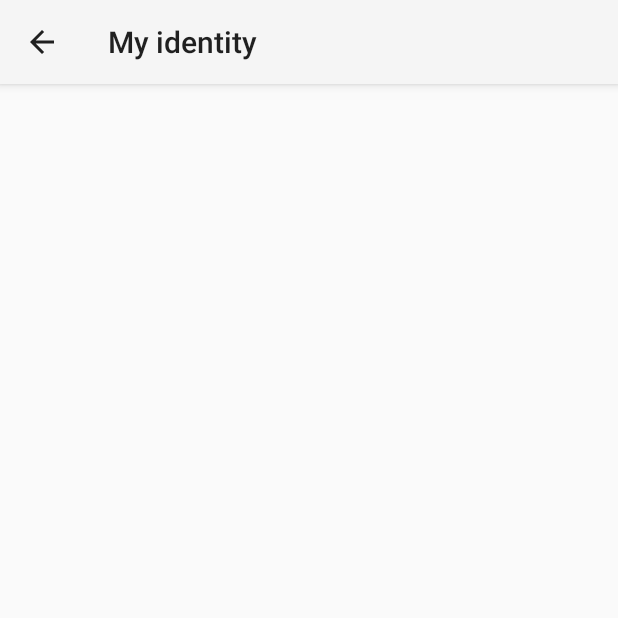
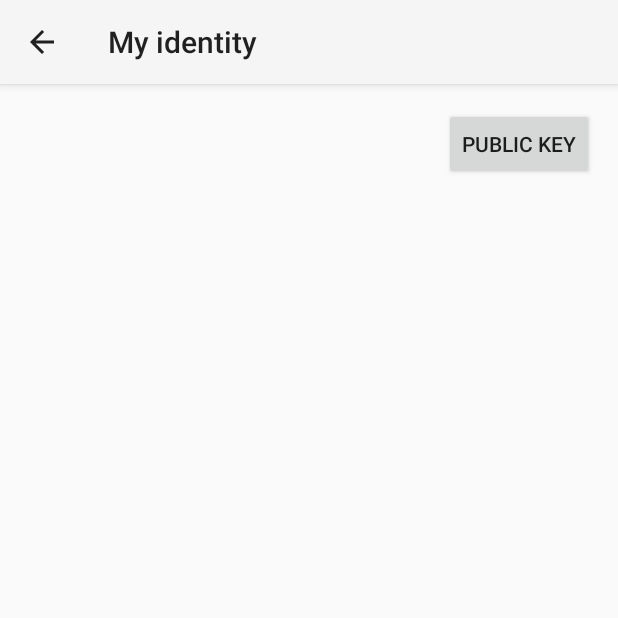
Before and after one commit to Vaga/WizzChat, an Android app: the GetActivity screen opened directly, with no data from a screen before it, on a phone screen of 412 x 824 dp, the top half of it. Run offline under Robolectric (Android 15) with nearby library versions, the phone set to English and light mode, and no system bars; libraries missing offline, so code that uses them is left out: io.realm; 2 statements that could not run were skipped.

Commit message:
Add button for pasting the public key

```diff
--- a/app/src/main/res/layout/activity_get.xml
+++ b/app/src/main/res/layout/activity_get.xml
@@ -60,5 +60,15 @@
                 android:layout_alignParentStart="true" />
         </RelativeLayout>
 
+        <Button
+            android:layout_width="wrap_content"
+            android:layout_height="wrap_content"
+            android:text="Public Key"
+            android:id="@+id/button"
+            android:layout_alignParentTop="true"
+            android:layout_alignParentRight="true"
+            android:layout_alignParentEnd="true"
+            android:onClick="onPastePublicKey" />
+
     </RelativeLayout>
 </LinearLayout>
```
Also changed, not shown: app/src/main/java/vaga/io/wizzchat/GetActivity.java (+19 -5 lines).
